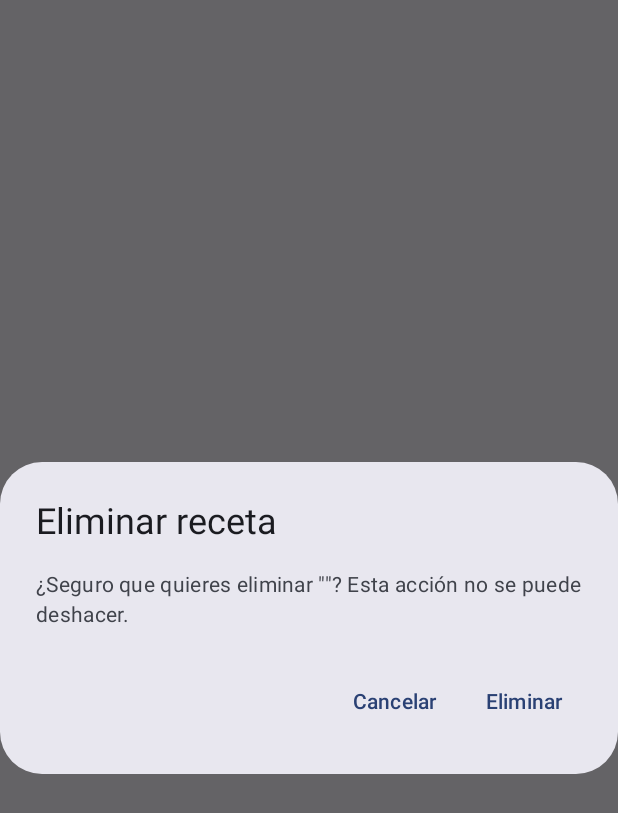
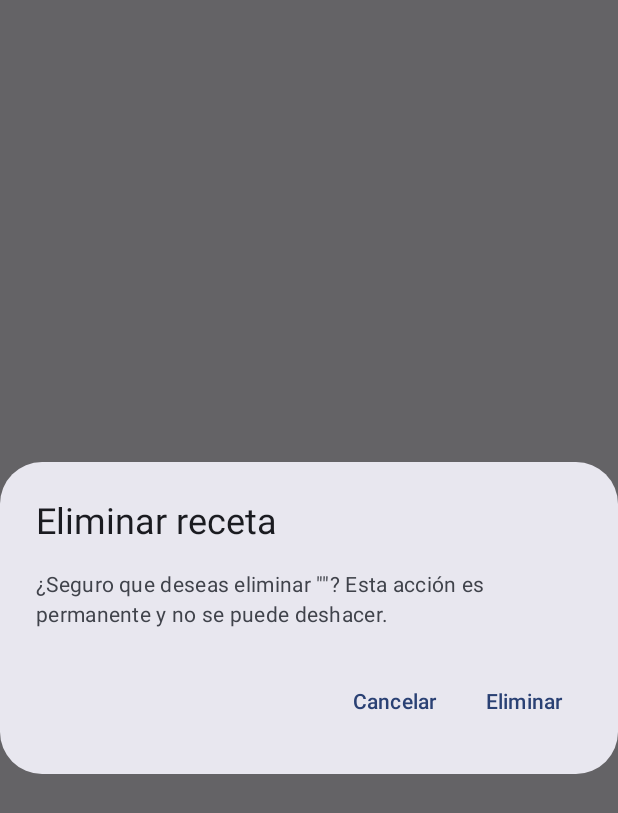
Before and after one commit to PerezAndres30/App-Recetario, an Android app built with Jetpack Compose: the composable ConfirmarEliminarDialog called with empty values, on a phone screen of 412 x 824 dp. Shown: the top 813 px of the screen. Run offline under Robolectric (Android 15) with nearby library versions, the phone set to English and light mode, and no system bars; network calls fail.

Commit message:
Ajustar diálogo de confirmación para enfatizar eliminación permanente de recetas

```diff
--- a/app/src/main/java/com/perezgomez/recetario/presentation/components/Componentes.kt
+++ b/app/src/main/java/com/perezgomez/recetario/presentation/components/Componentes.kt
@@ -93,7 +93,7 @@ fun ConfirmarEliminarDialog(
     AlertDialog(
         onDismissRequest = { if (!cargando) onCancelar() },
         title = { Text("Eliminar receta") },
-        text = { Text("¿Seguro que quieres eliminar \"$titulo\"? Esta acción no se puede deshacer.") },
+        text = { Text("¿Seguro que deseas eliminar \"$titulo\"? Esta acción es permanente y no se puede deshacer.") },
         confirmButton = {
             TextButton(onClick = onConfirmar, enabled = !cargando) {
                 Text(if (cargando) "Eliminando..." else "Eliminar")
```
